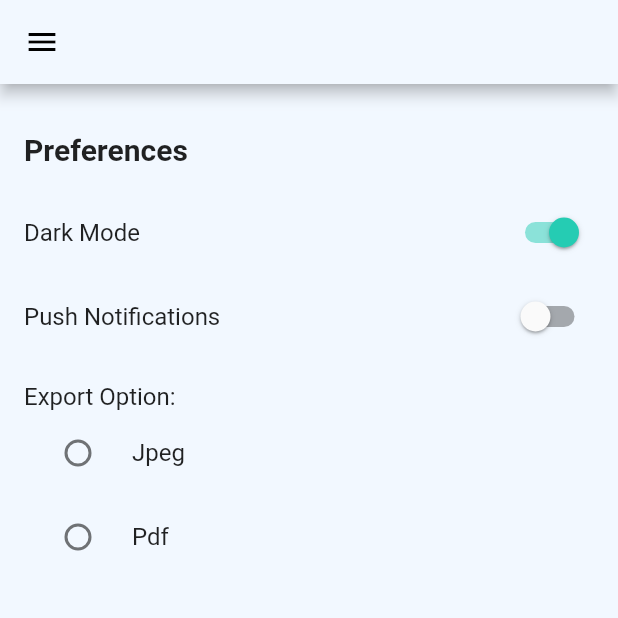
After one commit to hngi/mobileforce-digital-receipt, a Flutter app: the PreferencePage screen opened directly, on a phone screen of 412 x 824 dp, the top half of it. The commit adds this screen. Run offline on Flutter 3.47's test engine with Material 2 defaults, Android fonts, the light colour scheme and no system bars; project files that could hold a hidden picture were left out.

Commit message:
Preference screen

```diff
--- a/digital_receipt/lib/main.dart
+++ b/digital_receipt/lib/main.dart
@@ -1,5 +1,6 @@
 import 'package:flutter/material.dart';
 import 'package:digital_receipt/screens/home_page.dart';
+//import 'package:digital_receipt/screens/preference_page.dart';
 
 void main() => runApp (MaterialApp(
   title: 'Reepcy',
@@ -8,4 +9,5 @@ void main() => runApp (MaterialApp(
   ),
   debugShowCheckedModeBanner: false,
   home: HomePage(),
+  //home: PreferencePage(),
 ));
--- /dev/null
+++ b/digital_receipt/lib/screens/preference_page.dart
@@ -0,0 +1,92 @@
+
+import 'package:digital_receipt/widgets/export_option.dart';
+import 'package:flutter/material.dart';
+
+class PreferencePage extends StatefulWidget{
+
+  @override
+  _PreferencePageState createState() => _PreferencePageState();
+}
+
+class _PreferencePageState extends State<PreferencePage>{
+  bool _dark;
+
+  @override
+  void initState(){
+    super.initState();
+    _dark = false;
+  }
+
+  Brightness _getBrightness(){
+    return _dark ? Brightness.dark : Brightness.light;
+  }
+
+  @override
+  Widget build(BuildContext context) {
+    return Theme(
+      isMaterialAppTheme: true,
+      data: ThemeData(
+        brightness: _getBrightness(),
+      ),
+      child: Scaffold(
+        backgroundColor: Color(0xFFF2F8FF),
+        appBar: AppBar(
+          backgroundColor: Color(0xFFF2F8FF),
+          leading: GestureDetector(
+            onTap: () {
+              //Action to be taken
+            },
+            child: Icon(
+              Icons.menu,
+              color: Colors.black,
+            ),
+          ),
+        ),
+
+        body: Stack(
+            fit: StackFit.expand,
+            children: <Widget>[
+              SingleChildScrollView(
+                padding: const EdgeInsets.all(16.0),
+                child: Column(
+                  crossAxisAlignment: CrossAxisAlignment.start,
+                  children: <Widget>[
+
+                    Container(
+                      child: Text(
+                        "Preferences",
+                        style: TextStyle(
+                          fontSize: 20,
+                          fontWeight: FontWeight.w600,
+                        ),
+                      ),
+                      padding: EdgeInsets.fromLTRB(0,16.0,0,16.0),
+                      //alignment: FractionalOffset(0.5, 2.0),
+                    ),
+
+                    SwitchListTile(activeColor: Color(0xFF25CCB3),
+                      contentPadding: const EdgeInsets.all(0),
+                      value: true,
+                      title: Text('Dark Mode'),
+                      onChanged: (val) {},
+                    ),
+
+                    SwitchListTile(activeColor: Color(0xFF25CCB3),
+                      contentPadding: const EdgeInsets.all(0),
+                      value: false,
+                      title: Text('Push Notifications'),
+                      onChanged: (val) {},
+                    ),
+
+                    ExportOptionButton(),
+
+
+                  ],
+                ),
+              )
+            ],
+        ),
+      ),
+    );
+  }
+}
--- /dev/null
+++ b/digital_receipt/lib/widgets/export_option.dart
@@ -0,0 +1,57 @@
+
+import 'package:flutter/cupertino.dart';
+import 'package:flutter/material.dart';
+
+class ExportOptionButton extends StatefulWidget{
+  @override
+  ExportOptionButtonState createState() => ExportOptionButtonState();
+}
+
+class ExportOptionButtonState extends State<ExportOptionButton>{
+  String exportOptionItem = '';
+  @override
+
+  Widget build(BuildContext context) {
+    return Column(
+      children: <Widget>[
+        Container(
+          child: Text(
+            "Export Option: ",
+            style: TextStyle(
+              fontSize: 16.0,
+              fontWeight: FontWeight.w400,
+            ),
+          ),
+          padding: EdgeInsets.fromLTRB(0,16.0,0,0),
+          alignment: FractionalOffset(0, 0),
+        ),
+        RadioListTile(
+          activeColor: Color(0xFF25CCB3),
+          groupValue: exportOptionItem,
+          title: Text('Jpeg'),
+          value: 'jpeg',
+          onChanged: (value){
+            setState(() {
+              exportOptionItem = value;
+
+            });
+          },
+        ),
+
+        RadioListTile(
+          activeColor: Color(0xFF25CCB3),
+          groupValue: exportOptionItem,
+          title: Text('Pdf'),
+          value: 'pdf',
+          onChanged: (value){
+            setState(() {
+              exportOptionItem = value;
+            });
+          },
+        ),
+
+      ],
+    );
+
+  }
+}
```
Also changed, not shown: 7 other files.
